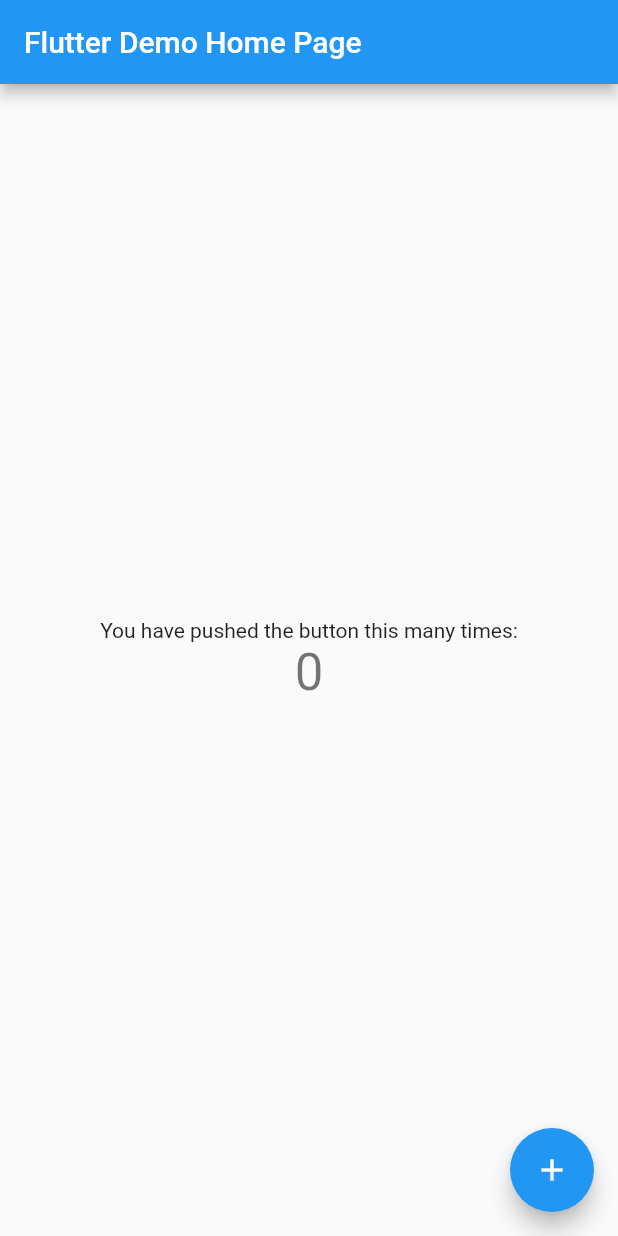
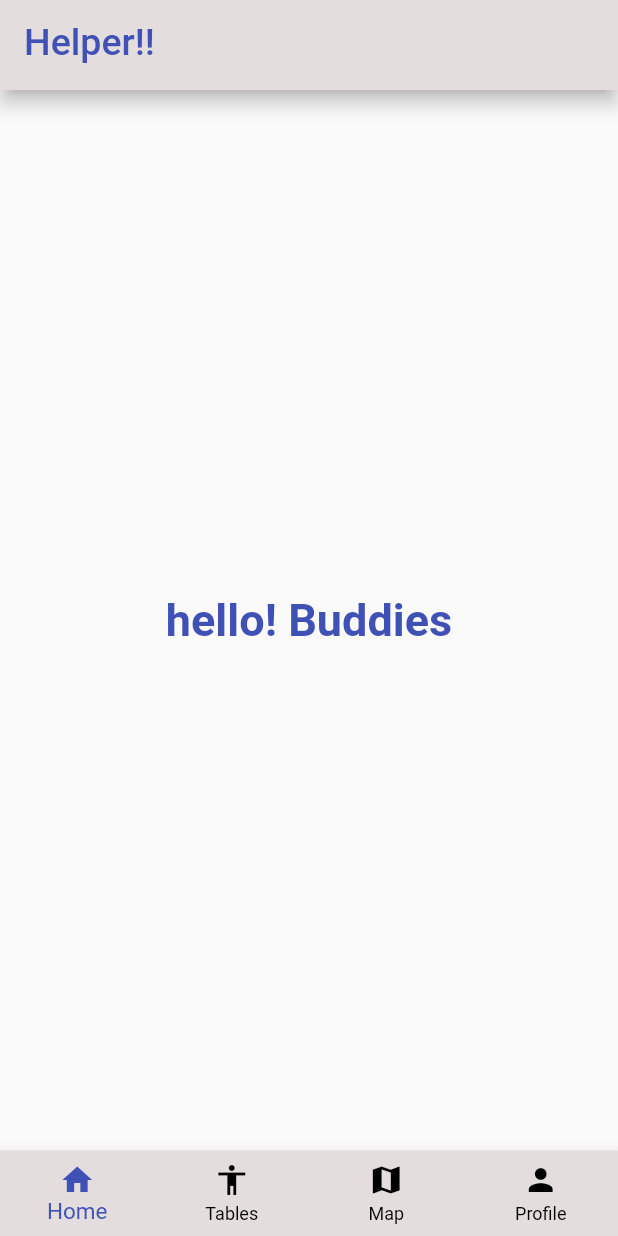
Before and after one commit to Amanmawar17/Helper, a Flutter app: the screen it shows after launch, on a phone screen of 412 x 824 dp. Run offline on Flutter 3.47's test engine with Material 2 defaults, Android fonts, the phone set to English and light mode, and no system bars.

Commit message:
initial commits regarding app starting up files

```diff
--- /dev/null
+++ b/helper_app/lib/bottom_nav_bar.dart
@@ -0,0 +1,65 @@
+import 'package:flutter/material.dart';
+import './home_screen.dart';
+import './tables.dart';
+import './profile.dart';
+import './map.dart';
+
+class BottomNavBar extends StatefulWidget {
+  @override
+  State<BottomNavBar> createState() => _BottomNavBarState();
+}
+
+int _curentIndex = 0;
+
+// final tabs = [
+//   Center(
+//     child: HomeScreen(),
+//   ),
+//   Center(
+//     child: Tables(),
+//   ),
+//   Center(
+//     child: Map(),
+//   ),
+//   Center(
+//     child: Profile(),
+//   ),
+// ];
+
+class _BottomNavBarState extends State<BottomNavBar> {
+  @override
+  Widget build(BuildContext context) {
+    return BottomNavigationBar(
+      currentIndex: _curentIndex,
+      type: BottomNavigationBarType.fixed,
+      backgroundColor: Color.fromRGBO(227, 221, 221, 1),
+      selectedItemColor: Colors.indigo,
+      unselectedItemColor: Colors.black,
+      selectedFontSize: 15,
+      unselectedFontSize: 12,
+      items: <BottomNavigationBarItem>[
+        BottomNavigationBarItem(
+          icon: Icon(Icons.home),
+          label: 'Home',
+        ),
+        BottomNavigationBarItem(
+          icon: Icon(Icons.accessibility),
+          label: 'Tables',
+        ),
+        BottomNavigationBarItem(
+          icon: Icon(Icons.map),
+          label: 'Map',
+        ),
+        BottomNavigationBarItem(
+          icon: Icon(Icons.person),
+          label: 'Profile',
+        ),
+      ],
+      onTap: (index) {
+        setState(() {
+          _curentIndex = index;
+        });
+      },
+    );
+  }
+}
--- /dev/null
+++ b/helper_app/lib/home_screen.dart
@@ -0,0 +1,25 @@
+import 'package:flutter/material.dart';
+import './top_nav_bar.dart';
+import './bottom_nav_bar.dart';
+
+class HomeScreen extends StatelessWidget {
+  @override
+  Widget build(BuildContext context) {
+    return Scaffold(
+      appBar: TopNavBar(),
+      body: SafeArea(
+        child: Center(
+          child: Text(
+            'hello! Buddies',
+            style: TextStyle(
+              color: Colors.indigo,
+              fontWeight: FontWeight.bold,
+              fontSize: 30,
+            ),
+          ),
+        ),
+      ),
+      bottomNavigationBar: BottomNavBar(),
+    );
+  }
+}
--- a/helper_app/lib/main.dart
+++ b/helper_app/lib/main.dart
@@ -1,115 +1,13 @@
 import 'package:flutter/material.dart';
+import './home_screen.dart';
 
-void main() {
-  runApp(const MyApp());
-}
+void main() => runApp(MyApp());
 
 class MyApp extends StatelessWidget {
-  const MyApp({Key? key}) : super(key: key);
-
-  // This widget is the root of your application.
   @override
   Widget build(BuildContext context) {
     return MaterialApp(
-      title: 'Flutter Demo',
-      theme: ThemeData(
-        // This is the theme of your application.
-        //
-        // Try running your application with "flutter run". You'll see the
-        // application has a blue toolbar. Then, without quitting the app, try
-        // changing the primarySwatch below to Colors.green and then invoke
-        // "hot reload" (press "r" in the console where you ran "flutter run",
-        // or simply save your changes to "hot reload" in a Flutter IDE).
-        // Notice that the counter didn't reset back to zero; the application
-        // is not restarted.
-        primarySwatch: Colors.blue,
-      ),
-      home: const MyHomePage(title: 'Flutter Demo Home Page'),
+      home: HomeScreen(),
     );
   }
 }
-
-class MyHomePage extends StatefulWidget {
-  const MyHomePage({Key? key, required this.title}) : super(key: key);
-
-  // This widget is the home page of your application. It is stateful, meaning
-  // that it has a State object (defined below) that contains fields that affect
-  // how it looks.
-
-  // This class is the configuration for the state. It holds the values (in this
-  // case the title) provided by the parent (in this case the App widget) and
-  // used by the build method of the State. Fields in a Widget subclass are
-  // always marked "final".
-
-  final String title;
-
-  @override
-  State<MyHomePage> createState() => _MyHomePageState();
-}
-
-class _MyHomePageState extends State<MyHomePage> {
-  int _counter = 0;
-
-  void _incrementCounter() {
-    setState(() {
-      // This call to setState tells the Flutter framework that something has
-      // changed in this State, which causes it to rerun the build method below
-      // so that the display can reflect the updated values. If we changed
-      // _counter without calling setState(), then the build method would not be
-      // called again, and so nothing would appear to happen.
-      _counter++;
-    });
-  }
-
-  @override
-  Widget build(BuildContext context) {
-    // This method is rerun every time setState is called, for instance as done
-    // by the _incrementCounter method above.
-    //
-    // The Flutter framework has been optimized to make rerunning build methods
-    // fast, so that you can just rebuild anything that needs updating rather
-    // than having to individually change instances of widgets.
-    return Scaffold(
-      appBar: AppBar(
-        // Here we take the value from the MyHomePage object that was created by
-        // the App.build method, and use it to set our appbar title.
-        title: Text(widget.title),
-      ),
-      body: Center(
-        // Center is a layout widget. It takes a single child and positions it
-        // in the middle of the parent.
-        child: Column(
-          // Column is also a layout widget. It takes a list of children and
-          // arranges them vertically. By default, it sizes itself to fit its
-          // children horizontally, and tries to be as tall as its parent.
-          //
-          // Invoke "debug painting" (press "p" in the console, choose the
-          // "Toggle Debug Paint" action from the Flutter Inspector in Android
-          // Studio, or the "Toggle Debug Paint" command in Visual Studio Code)
-          // to see the wireframe for each widget.
-          //
-          // Column has various properties to control how it sizes itself and
-          // how it positions its children. Here we use mainAxisAlignment to
-          // center the children vertically; the main axis here is the vertical
-          // axis because Columns are vertical (the cross axis would be
-          // horizontal).
-          mainAxisAlignment: MainAxisAlignment.center,
-          children: <Widget>[
-            const Text(
-              'You have pushed the button this many times:',
-            ),
-            Text(
-              '$_counter',
-              style: Theme.of(context).textTheme.headline4,
-            ),
-          ],
-        ),
-      ),
-      floatingActionButton: FloatingActionButton(
-        onPressed: _incrementCounter,
-        tooltip: 'Increment',
-        child: const Icon(Icons.add),
-      ), // This trailing comma makes auto-formatting nicer for build methods.
-    );
-  }
-}
--- /dev/null
+++ b/helper_app/lib/top_nav_bar.dart
@@ -0,0 +1,21 @@
+import 'package:flutter/material.dart';
+
+class TopNavBar extends StatelessWidget implements PreferredSizeWidget {
+  @override
+  Widget build(BuildContext context) {
+    return AppBar(
+      title: Text(
+        'Helper!!',
+        style: TextStyle(
+          color: Colors.indigo,
+          fontSize: 25,
+        ),
+      ),
+      backgroundColor: Color.fromRGBO(227, 221, 221, 1),
+      elevation: 5,
+    );
+  }
+
+  @override
+  Size get preferredSize => Size.fromHeight(60);
+}
```
Also changed, not shown: helper_app/analysis_options.yaml (added, +29 -0 lines), helper_app/lib/map.dart (added, +17 -0 lines), helper_app/lib/profile.dart (added, +17 -0 lines), helper_app/lib/tables.dart (added, +17 -0 lines), 5 other files.
